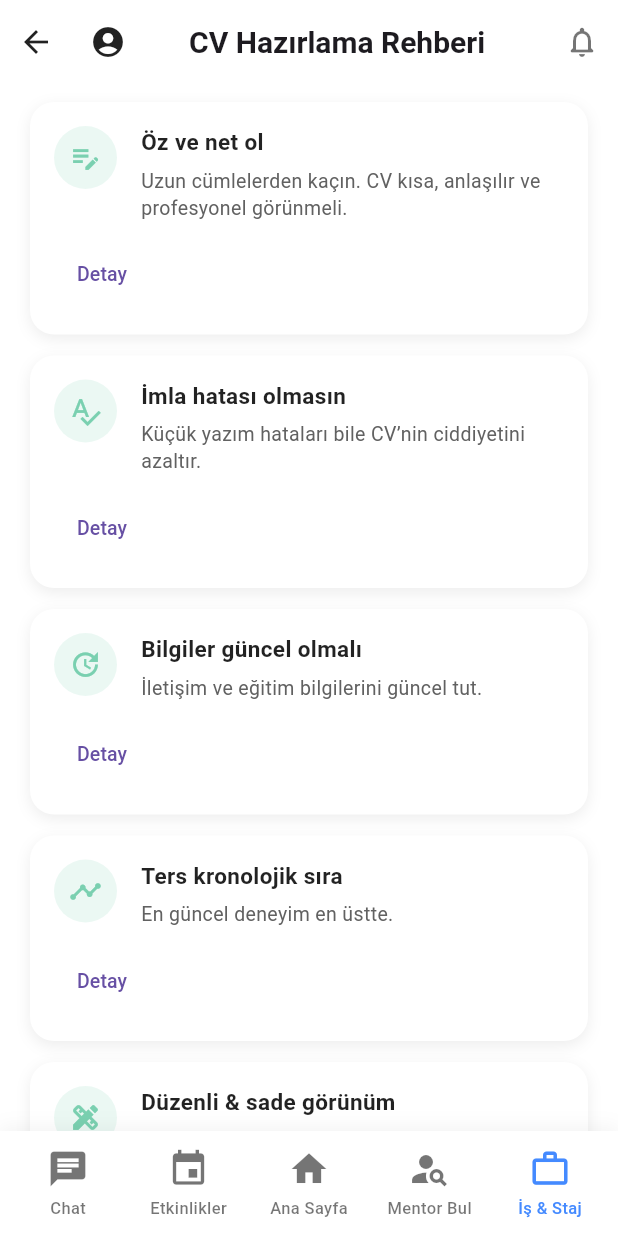
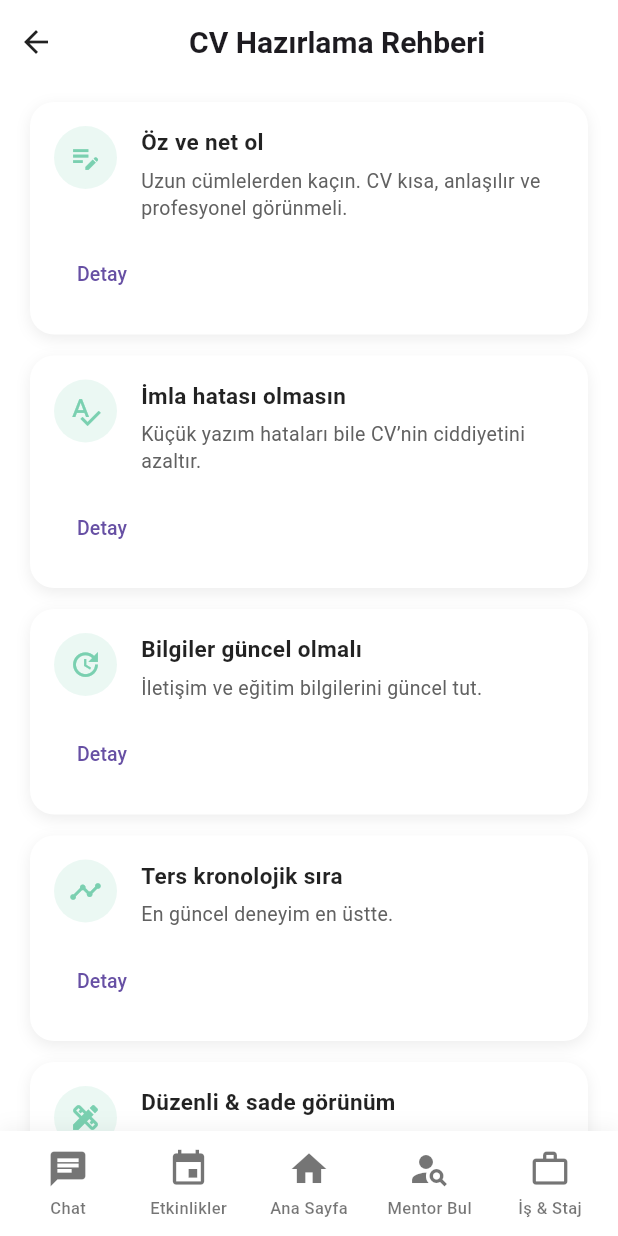
Before and after one commit to Tugbanurcan/Mezun_Ogrenci_APP, a Flutter app: the CvHakkindaPage screen opened directly, on a phone screen of 412 x 824 dp. Run offline on Flutter 3.47's test engine with Material 3 defaults, Android fonts, the phone set to English and light mode, and no system bars; our stand-ins replace flutter_riverpod, font_awesome_flutter, image_picker.

Commit message:
Refactor navigation and remove unused icons
Removed unused IconButtons and updated AltIcon onTap actions to navigate directly to respective pages.

```diff
--- a/lib/cv_hakkinda.dart
+++ b/lib/cv_hakkinda.dart
@@ -3,6 +3,8 @@ import 'widgets/alt_icon.dart';
 import 'notifications.dart';
 import 'profile_view_screen.dart';
 import 'home_page.dart';
+import 'is_staj_page.dart';
+import 'mentor_bul_page.dart';
 
 class CvHakkindaPage extends StatefulWidget {
   const CvHakkindaPage({super.key});
@@ -135,15 +137,6 @@ class _CvHakkindaPageState extends State<CvHakkindaPage> {
                 );
               },
             ),
-            IconButton(
-              icon: const Icon(Icons.account_circle, color: Colors.black87),
-              onPressed: () {
-                Navigator.push(
-                  context,
-                  MaterialPageRoute(builder: (_) => const ProfileViewScreen()),
-                );
-              },
-            ),
           ],
         ),
         title: const Text(
@@ -151,20 +144,7 @@ class _CvHakkindaPageState extends State<CvHakkindaPage> {
           style: TextStyle(fontSize: 20, fontWeight: FontWeight.bold),
         ),
         centerTitle: true,
-        actions: [
-          IconButton(
-            icon: const Icon(
-              Icons.notifications_none_rounded,
-              color: Colors.black54,
-            ),
-            onPressed: () {
-              Navigator.push(
-                context,
-                MaterialPageRoute(builder: (_) => const NotificationPage()),
-              );
-            },
-          ),
-        ],
+        actions: [],
       ),
 
       body: SingleChildScrollView(
@@ -303,32 +283,51 @@ class _CvHakkindaPageState extends State<CvHakkindaPage> {
             AltIcon(
               ikon: Icons.chat,
               label: 'Chat',
-              isSelected: _selectedIndex == 0,
-              onTap: () => _onItemTapped(0),
+              isSelected: false, // hiçbir ikon mavi olmayacak
+              onTap: () {
+                // Chat sayfan yok, yapılınca buraya yönlendirme eklersin
+              },
             ),
             AltIcon(
               ikon: Icons.event,
               label: 'Etkinlikler',
-              isSelected: _selectedIndex == 1,
-              onTap: () => _onItemTapped(1),
+              isSelected: false,
+              onTap: () {
+                // Etkinlikler sayfan yok, yapılınca ekle
+              },
             ),
             AltIcon(
               ikon: Icons.home,
               label: 'Ana Sayfa',
-              isSelected: _selectedIndex == 2,
-              onTap: () => _onItemTapped(2),
+              isSelected: false,
+              onTap: () {
+                Navigator.pushReplacement(
+                  context,
+                  MaterialPageRoute(builder: (_) => const AnaSayfa()),
+                );
+              },
             ),
             AltIcon(
               ikon: Icons.person_search,
               label: 'Mentor Bul',
-              isSelected: _selectedIndex == 3,
-              onTap: () => _onItemTapped(3),
+              isSelected: false,
+              onTap: () {
+                Navigator.pushReplacement(
+                  context,
+                  MaterialPageRoute(builder: (_) => const MentorBulPage()),
+                );
+              },
             ),
             AltIcon(
               ikon: Icons.work_outline,
               label: 'İş & Staj',
-              isSelected: _selectedIndex == 4,
-              onTap: () => _onItemTapped(4),
+              isSelected: false,
+              onTap: () {
+                Navigator.pushReplacement(
+                  context,
+                  MaterialPageRoute(builder: (_) => const IsStajPage()),
+                );
+              },
             ),
           ],
         ),
```
